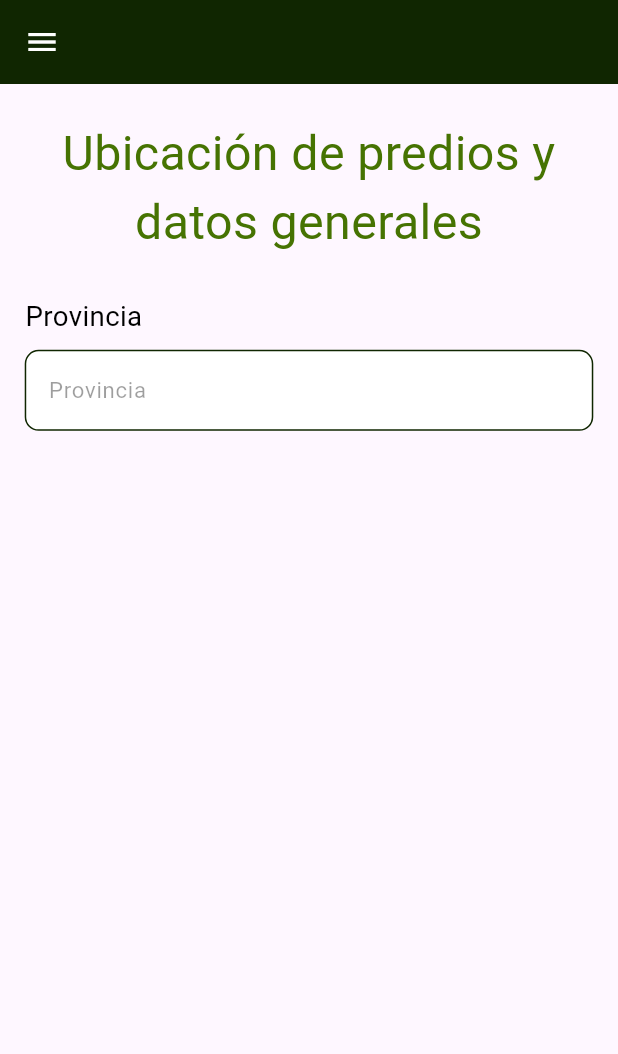
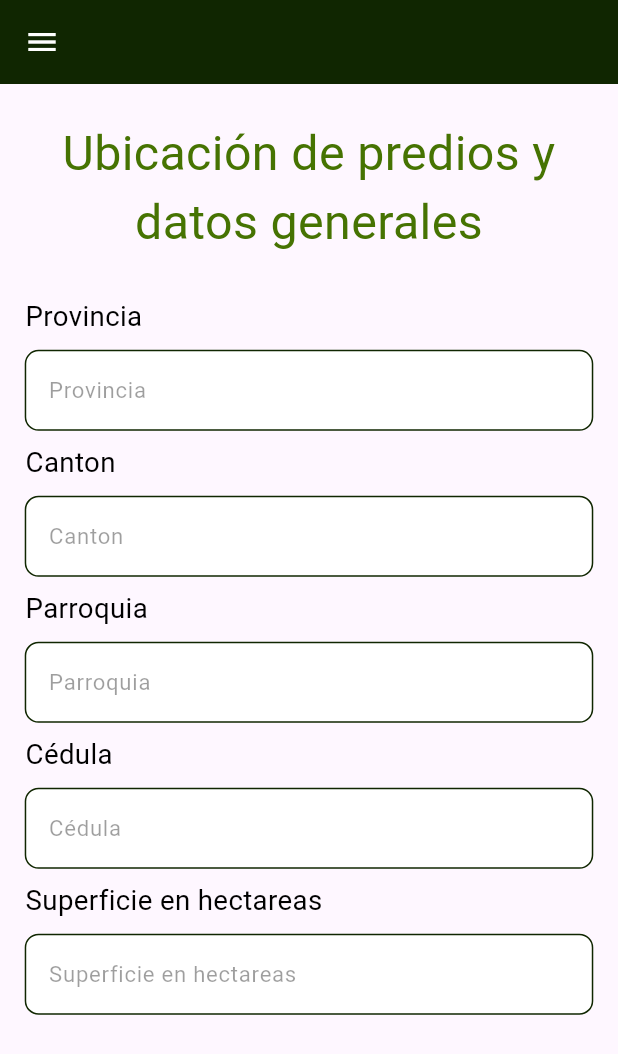
Before and after one commit to aarivera7/forest, a Flutter app: the Form1Screen screen opened by its route, on a phone screen of 412 x 824 dp. Shown: the top 1054 px of the screen. Run offline on Flutter 3.47's test engine with Material 3 defaults, Android fonts, the light colour scheme and no system bars; our stand-ins replace go_router.

Commit message:
Primera página form
Se realizo la primera pagina del primer formuario de la aplicación.

```diff
--- a/lib/config/presentation/screens/auth/login_screen.dart
+++ b/lib/config/presentation/screens/auth/login_screen.dart
@@ -4,7 +4,7 @@ import 'package:socio_bosques/config/presentation/screens/home/home_screen.dart'
 import 'package:socio_bosques/config/presentation/screens/widgets/custom_background_auth.dart';
 import 'package:socio_bosques/config/presentation/screens/widgets/custom_elevated_button.dart';
 import 'package:socio_bosques/config/presentation/screens/widgets/custom_text_buttoms_auth.dart';
-import 'package:socio_bosques/config/presentation/screens/widgets/custom_text_form.dart';
+import 'package:socio_bosques/config/presentation/screens/widgets/custom_login_text_form.dart';
 import 'package:socio_bosques/config/responsive.dart';
 
 class LoginScreen extends StatelessWidget {
--- a/lib/config/presentation/screens/auth/signup_screen.dart
+++ b/lib/config/presentation/screens/auth/signup_screen.dart
@@ -3,7 +3,7 @@ import 'package:socio_bosques/config/presentation/screens/auth/login_screen.dart
 import 'package:socio_bosques/config/presentation/screens/widgets/custom_background_auth.dart';
 import 'package:socio_bosques/config/presentation/screens/widgets/custom_elevated_button.dart';
 import 'package:socio_bosques/config/presentation/screens/widgets/custom_text_buttoms_auth.dart';
-import 'package:socio_bosques/config/presentation/screens/widgets/custom_text_form.dart';
+import 'package:socio_bosques/config/presentation/screens/widgets/custom_login_text_form.dart';
 import 'package:socio_bosques/config/responsive.dart';
 
 class SignupScreen extends StatelessWidget {
--- a/lib/config/presentation/screens/forms/form_1_screen.dart
+++ b/lib/config/presentation/screens/forms/form_1_screen.dart
@@ -1,4 +1,5 @@
 import 'package:flutter/material.dart';
+import 'package:socio_bosques/config/presentation/screens/widgets/custom_text_form_field.dart';
 import 'package:socio_bosques/config/responsive.dart';
 
 class Form1Screen extends StatelessWidget {
@@ -31,57 +32,13 @@ class Form1Screen extends StatelessWidget {
 
           Form(
             child: Column(
-              crossAxisAlignment: CrossAxisAlignment.start,
+              mainAxisAlignment: MainAxisAlignment.center,
               children: [
-                Padding(
-                  padding: EdgeInsets.symmetric(
-                    horizontal: responsive.wp(4.1),
-                    vertical: responsive.hp(0.5)
-                  ),
-                  child: Text('Provincia', style: TextStyle(
-                    color: Colors.black,
-                    fontSize: responsive.ip(2),
-                  )),
-                ),
-                SizedBox(height: responsive.hp(0.1),),
-                Padding(
-                  padding: EdgeInsets.symmetric(
-                    horizontal: responsive.wp(4),
-                    vertical: responsive.hp(0.5)
-                  ),
-                  child: TextFormField(
-                    style: TextStyle(
-                      color: Colors.black,
-                      fontSize: responsive.ip(1.2)
-                    ),
-                    decoration: InputDecoration(
-                      border: OutlineInputBorder(
-                        borderRadius: BorderRadius.circular(responsive.ip(1)),
-                        borderSide: const BorderSide(color: Color(0xff102601))
-                      ),
-                      enabledBorder: OutlineInputBorder(
-                        borderRadius: BorderRadius.circular(responsive.ip(1)),
-                        borderSide: const BorderSide(color: Color(0xff102601))
-                      ),
-                      focusedBorder: OutlineInputBorder(
-                        borderRadius: BorderRadius.circular(responsive.ip(1)),
-                        borderSide: const BorderSide(color: Color(0xff102601))
-                      ),
-                      disabledBorder: OutlineInputBorder(
-                        borderRadius: BorderRadius.circular(responsive.ip(1)),
-                        borderSide: const BorderSide(color: Color(0xff102601))
-                      ),
-                      filled: true,
-                      fillColor: Colors.white,
-                      hintText: 'Provincia',
-                      hintStyle: TextStyle(
-                        color: Colors.black38,
-                        fontSize: responsive.ip(1.6)
-                      ),
-                    ),
-
-                  ),
-                ),
+                TextFormField1(label: "Provincia", hintText: "Provincia",),
+                TextFormField1(label: "Canton", hintText: "Canton",),
+                TextFormField1(label: "Parroquia", hintText: "Parroquia",),
+                TextFormField1(label: "Cédula", hintText: "Cédula",),
+                TextFormField1(label: "Superficie en hectareas", hintText: "Superficie en hectareas",),
               ],
             ),
           ),
--- /dev/null
+++ b/lib/config/presentation/screens/widgets/custom_text_form_field.dart
@@ -0,0 +1,73 @@
+import 'package:flutter/material.dart';
+import 'package:socio_bosques/config/responsive.dart';
+
+class TextFormField1 extends StatelessWidget {
+  const TextFormField1({
+    super.key,
+    required this.label,
+    required this.hintText,
+  });
+
+  final String label;
+  final String hintText;
+
+  @override
+  Widget build(BuildContext context) {
+    final responsive = Responsive(context);
+
+    return Column(
+      crossAxisAlignment: CrossAxisAlignment.start,
+      children: [
+        Padding(
+          padding: EdgeInsets.symmetric(
+            horizontal: responsive.wp(4.1),
+            vertical: responsive.hp(0.5)
+          ),
+          child: Text(label, style: TextStyle(
+            color: Colors.black,
+            fontSize: responsive.ip(2),
+          )),
+        ),
+        SizedBox(height: responsive.hp(0.1),),
+        Padding(
+          padding: EdgeInsets.symmetric(
+            horizontal: responsive.wp(4),
+            vertical: responsive.hp(0.5)
+          ),
+          child: TextFormField(
+            style: TextStyle(
+              color: Colors.black,
+              fontSize: responsive.ip(1.2)
+            ),
+            decoration: InputDecoration(
+              border: OutlineInputBorder(
+                borderRadius: BorderRadius.circular(responsive.ip(1)),
+                borderSide: const BorderSide(color: Color(0xff102601))
+              ),
+              enabledBorder: OutlineInputBorder(
+                borderRadius: BorderRadius.circular(responsive.ip(1)),
+                borderSide: const BorderSide(color: Color(0xff102601))
+              ),
+              focusedBorder: OutlineInputBorder(
+                borderRadius: BorderRadius.circular(responsive.ip(1)),
+                borderSide: const BorderSide(color: Color(0xff102601))
+              ),
+              disabledBorder: OutlineInputBorder(
+                borderRadius: BorderRadius.circular(responsive.ip(1)),
+                borderSide: const BorderSide(color: Color(0xff102601))
+              ),
+              filled: true,
+              fillColor: Colors.white,
+              hintText: hintText,
+              hintStyle: TextStyle(
+                color: Colors.black38,
+                fontSize: responsive.ip(1.6)
+              ),
+            ),
+
+          ),
+        ),
+      ],
+    );
+  }
+}
```
Also changed, not shown: lib/config/presentation/screens/widgets/custom_login_text_form.dart (renamed from lib/config/presentation/screens/widgets/custom_text_form.dart).
